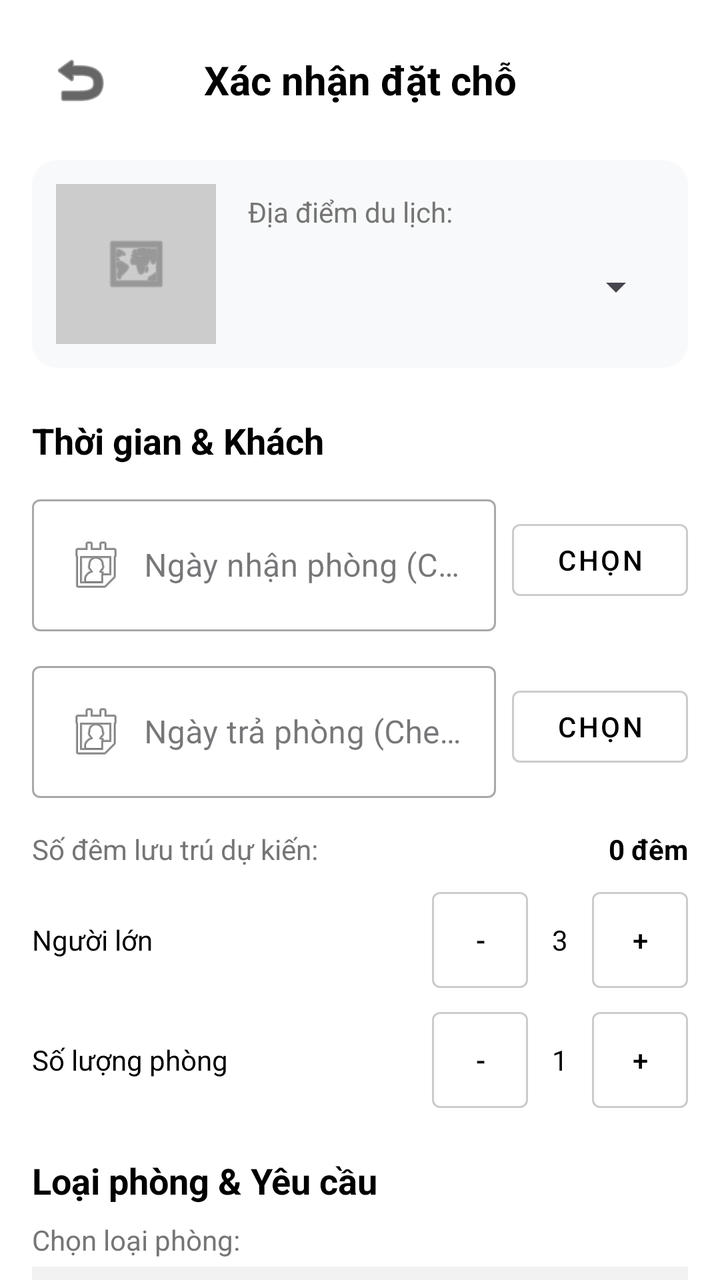
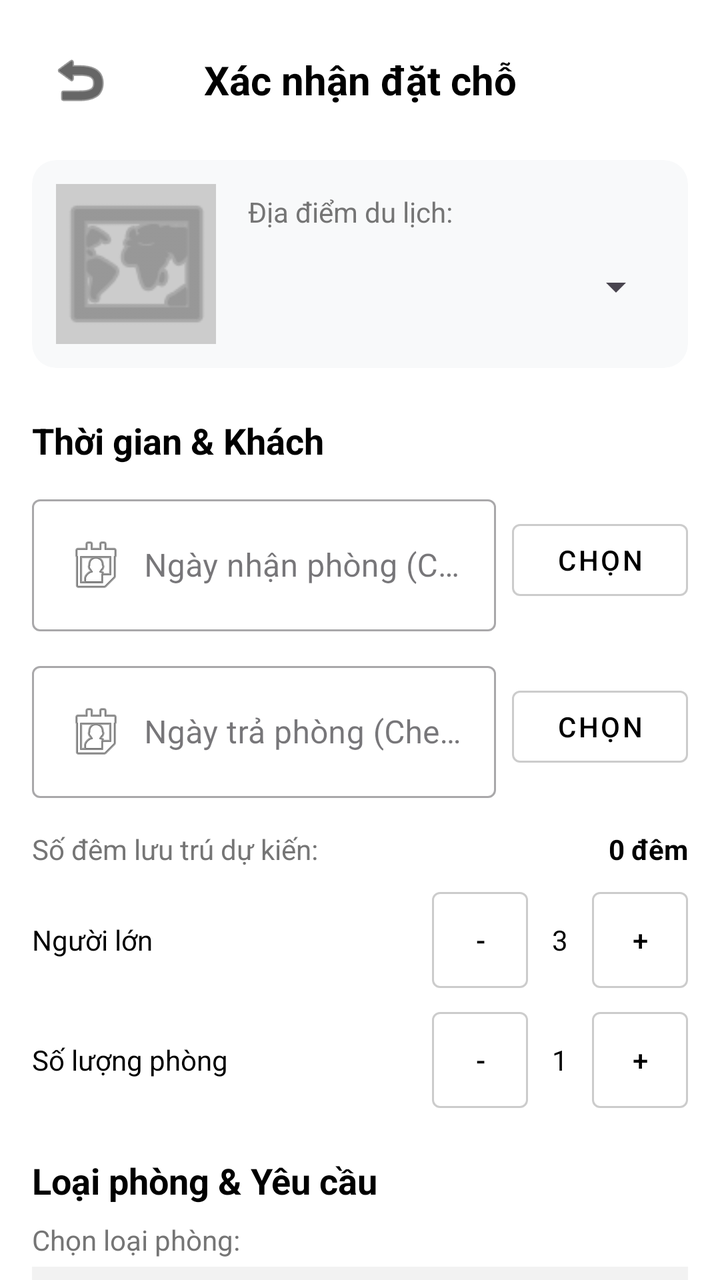

An Android layout rendered at two revisions. The XML below is the earlier revision; the diff shows what the commit changed to produce the second picture.
<!-- AndroidManifest.xml: application theme Theme.AppTravelReviewHelper -->
<!-- res/layout/activity_booking.xml -->
<?xml version="1.0" encoding="utf-8"?>
<androidx.core.widget.NestedScrollView xmlns:android="http://schemas.android.com/apk/res/android"
    xmlns:app="http://schemas.android.com/apk/res-auto"
    android:layout_width="match_parent"
    android:layout_height="match_parent"
    android:background="#FFFFFF">

    <LinearLayout
        android:layout_width="match_parent"
        android:layout_height="wrap_content"
        android:orientation="vertical"
        android:padding="16dp">

        
        <LinearLayout
            android:layout_width="match_parent"
            android:layout_height="wrap_content"
            android:gravity="center_vertical"
            android:orientation="horizontal"
            android:layout_marginBottom="16dp">

            <ImageButton
                android:id="@+id/btnBack"
                android:layout_width="48dp"
                android:layout_height="48dp"
                android:background="?attr/selectableItemBackgroundBorderless"
                android:src="@android:drawable/ic_menu_revert"
                app:tint="#000000" />

            <TextView
                android:id="@+id/tvHeaderTitle"
                android:layout_width="0dp"
                android:layout_height="wrap_content"
                android:layout_weight="1"
                android:text="Xác nhận đặt chỗ"
                android:textAlignment="center"
                android:textColor="#000000"
                android:textSize="20sp"
                android:textStyle="bold"
                android:layout_marginEnd="48dp"/>
        </LinearLayout>

        
        <androidx.cardview.widget.CardView
            android:layout_width="match_parent"
            android:layout_height="wrap_content"
            android:layout_marginBottom="24dp"
            app:cardBackgroundColor="#F8F9FA"
            app:cardCornerRadius="12dp"
            app:cardElevation="0dp">

            <LinearLayout
                android:layout_width="match_parent"
                android:layout_height="wrap_content"
                android:orientation="horizontal"
                android:padding="12dp">

                <ImageView
                    android:layout_width="80dp"
                    android:layout_height="80dp"
                    android:background="#CCCCCC"
                    android:src="@android:drawable/ic_menu_mapmode"
                    app:tint="#757575"
                    android:scaleType="centerInside" />

                <LinearLayout
                    android:layout_width="match_parent"
                    android:layout_height="wrap_content"
                    android:layout_gravity="center_vertical"
                    android:layout_marginStart="16dp"
                    android:orientation="vertical">

                    <TextView
                        android:layout_width="wrap_content"
                        android:layout_height="wrap_content"
                        android:text="Địa điểm du lịch:"
                        android:textColor="#757575"
                        android:textSize="14sp" />

                    
                    <Spinner
                        android:id="@+id/spinnerLocation"
                        android:layout_width="match_parent"
                        android:layout_height="48dp"
                        android:layout_marginTop="4dp" />
                </LinearLayout>
            </LinearLayout>
        </androidx.cardview.widget.CardView>

        
        <TextView
            android:layout_width="wrap_content"
            android:layout_height="wrap_content"
            android:layout_marginBottom="12dp"
            android:text="Thời gian &amp; Khách"
            android:textColor="#000000"
            android:textSize="18sp"
            android:textStyle="bold" />

        
        <LinearLayout
            android:layout_width="match_parent"
            android:layout_height="wrap_content"
            android:orientation="horizontal"
            android:gravity="center_vertical"
            android:layout_marginBottom="12dp">

            <com.google.android.material.textfield.TextInputLayout
                style="@style/Widget.MaterialComponents.TextInputLayout.OutlinedBox"
                android:layout_width="0dp"
                android:layout_height="wrap_content"
                android:layout_weight="1"
                android:hint="Ngày nhận phòng (Check-in)">

                <com.google.android.material.textfield.TextInputEditText
                    android:id="@+id/edtCheckIn"
                    android:layout_width="match_parent"
                    android:layout_height="wrap_content"
                    android:drawableStart="@android:drawable/ic_menu_my_calendar"
                    android:drawablePadding="8dp"
                    android:focusable="false"
                    android:inputType="none" />
            </com.google.android.material.textfield.TextInputLayout>

            <com.google.android.material.button.MaterialButton
                android:id="@+id/btnSelectCheckIn"
                style="@style/Widget.MaterialComponents.Button.OutlinedButton"
                android:layout_width="wrap_content"
                android:layout_height="wrap_content"
                android:layout_marginStart="8dp"
                android:text="Chọn"
                android:textColor="#000000"
                app:strokeColor="#CCCCCC" />
        </LinearLayout>

        
        <LinearLayout
            android:layout_width="match_parent"
            android:layout_height="wrap_content"
            android:orientation="horizontal"
            android:gravity="center_vertical"
            android:layout_marginBottom="16dp">

            <com.google.android.material.textfield.TextInputLayout
                style="@style/Widget.MaterialComponents.TextInputLayout.OutlinedBox"
                android:layout_width="0dp"
                android:layout_height="wrap_content"
                android:layout_weight="1"
                android:hint="Ngày trả phòng (Check-out)">

                <com.google.android.material.textfield.TextInputEditText
                    android:id="@+id/edtCheckOut"
                    android:layout_width="match_parent"
                    android:layout_height="wrap_content"
                    android:drawableStart="@android:drawable/ic_menu_my_calendar"
                    android:drawablePadding="8dp"
                    android:focusable="false"
                    android:inputType="none" />
            </com.google.android.material.textfield.TextInputLayout>

            <com.google.android.material.button.MaterialButton
                android:id="@+id/btnSelectCheckOut"
                style="@style/Widget.MaterialComponents.Button.OutlinedButton"
                android:layout_width="wrap_content"
                android:layout_height="wrap_content"
                android:layout_marginStart="8dp"
                android:text="Chọn"
                android:textColor="#000000"
                app:strokeColor="#CCCCCC" />
        </LinearLayout>

        
        <LinearLayout
            android:layout_width="match_parent"
            android:layout_height="wrap_content"
            android:gravity="center_vertical"
            android:layout_marginBottom="12dp"
            android:orientation="horizontal">

            <TextView
                android:layout_width="0dp"
                android:layout_weight="1"
                android:layout_height="wrap_content"
                android:text="Số đêm lưu trú dự kiến:"
                android:textColor="#757575" />

            <TextView
                android:id="@+id/tvNightCount"
                android:layout_width="wrap_content"
                android:layout_height="wrap_content"
                android:text="0 đêm"
                android:textStyle="bold"
                android:textColor="#000000" />
        </LinearLayout>

        
        <LinearLayout
            android:layout_width="match_parent"
            android:layout_height="wrap_content"
            android:gravity="center_vertical"
            android:layout_marginBottom="12dp"
            android:orientation="horizontal">

            <TextView
                android:layout_width="0dp"
                android:layout_weight="1"
                android:layout_height="wrap_content"
                android:text="Người lớn"
                android:textColor="#000000" />

            <com.google.android.material.button.MaterialButton
                android:id="@+id/btnMinusAdult"
                style="@style/Widget.MaterialComponents.Button.OutlinedButton"
                android:layout_width="48dp"
                android:layout_height="48dp"
                android:insetTop="0dp"
                android:insetBottom="0dp"
                android:text="-"
                android:textColor="#000000"
                app:strokeColor="#CCCCCC"/>

            <TextView
                android:id="@+id/tvAdultCount"
                android:layout_width="32dp"
                android:layout_height="wrap_content"
                android:text="3"
                android:textAlignment="center"
                android:textColor="#000000" />

            <com.google.android.material.button.MaterialButton
                android:id="@+id/btnPlusAdult"
                style="@style/Widget.MaterialComponents.Button.OutlinedButton"
                android:layout_width="48dp"
                android:layout_height="48dp"
                android:insetTop="0dp"
                android:insetBottom="0dp"
                android:text="+"
                android:textColor="#000000"
                app:strokeColor="#CCCCCC"/>
        </LinearLayout>

        
        <LinearLayout
            android:layout_width="match_parent"
            android:layout_height="wrap_content"
            android:gravity="center_vertical"
            android:layout_marginBottom="16dp"
            android:orientation="horizontal">

            <TextView
                android:layout_width="0dp"
                android:layout_weight="1"
                android:layout_height="wrap_content"
                android:text="Số lượng phòng"
                android:textColor="#000000" />

            <com.google.android.material.button.MaterialButton
                android:id="@+id/btnMinusRoom"
                style="@style/Widget.MaterialComponents.Button.OutlinedButton"
                android:layout_width="48dp"
                android:layout_height="48dp"
                android:insetTop="0dp"
                android:insetBottom="0dp"
                android:text="-"
                android:textColor="#000000"
                app:strokeColor="#CCCCCC"/>

            <TextView
                android:id="@+id/tvRoomCount"
                android:layout_width="32dp"
                android:layout_height="wrap_content"
                android:text="1"
                android:textAlignment="center"
                android:textColor="#000000" />

            <com.google.android.material.button.MaterialButton
                android:id="@+id/btnPlusRoom"
                style="@style/Widget.MaterialComponents.Button.OutlinedButton"
                android:layout_width="48dp"
                android:layout_height="48dp"
                android:insetTop="0dp"
                android:insetBottom="0dp"
                android:text="+"
                android:textColor="#000000"
                app:strokeColor="#CCCCCC"/>
        </LinearLayout>

        
        <TextView
            android:layout_width="wrap_content"
            android:layout_height="wrap_content"
            android:layout_marginTop="8dp"
            android:layout_marginBottom="8dp"
            android:text="Loại phòng &amp; Yêu cầu"
            android:textColor="#000000"
            android:textSize="18sp"
            android:textStyle="bold" />

        <TextView
            android:layout_width="wrap_content"
            android:layout_height="wrap_content"
            android:text="Chọn loại phòng:"
            android:layout_marginBottom="4dp"
            android:textColor="#757575" />

        
        <Spinner
            android:id="@+id/spinnerRoomType"
            android:layout_width="match_parent"
            android:layout_height="50dp"
            android:layout_marginBottom="12dp"
            android:background="#F2F2F2" />

        <com.google.android.material.textfield.TextInputLayout
            style="@style/Widget.MaterialComponents.TextInputLayout.OutlinedBox"
            android:layout_width="match_parent"
            android:layout_height="wrap_content"
            android:hint="Yêu cầu đặc biệt (Optional)">
            <com.google.android.material.textfield.TextInputEditText
                android:layout_width="match_parent"
                android:layout_height="100dp"
                android:gravity="top|start"
                android:inputType="textMultiLine" />
        </com.google.android.material.textfield.TextInputLayout>

        
        <TextView
            android:layout_width="wrap_content"
            android:layout_height="wrap_content"
            android:layout_marginTop="24dp"
            android:layout_marginBottom="12dp"
            android:text="Thanh toán &amp; Xác nhận"
            android:textColor="#000000"
            android:textSize="18sp"
            android:textStyle="bold" />

        
        <LinearLayout
            android:layout_width="match_parent"
            android:layout_height="wrap_content"
            android:background="#F2F2F2"
            android:orientation="vertical"
            android:padding="16dp"
            android:layout_marginBottom="16dp">

            <TextView
                android:layout_width="wrap_content"
                android:layout_height="wrap_content"
                android:text="Tóm tắt thanh toán"
                android:textColor="#000000"
                android:textStyle="bold"
                android:layout_marginBottom="8dp"/>

            <TextView
                android:layout_width="match_parent"
                android:layout_height="wrap_content"
                android:layout_marginTop="4dp"
                android:text="Đã bao gồm thuế và phí dịch vụ"
                android:textColor="#757575"/>

            <LinearLayout
                android:layout_width="match_parent"
                android:layout_height="wrap_content"
                android:orientation="horizontal"
                android:layout_marginTop="12dp">
                <TextView
                    android:layout_width="0dp"
                    android:layout_weight="1"
                    android:layout_height="wrap_content"
                    android:text="Tổng tiền:"
                    android:textColor="#000000"
                    android:textSize="16sp"
                    android:textStyle="bold" />
                
                <TextView
                    android:id="@+id/tvTotalPrice"
                    android:layout_width="wrap_content"
                    android:layout_height="wrap_content"
                    android:text="2.500.000 VND"
                    android:textColor="#D32F2F"
                    android:textSize="18sp"
                    android:textStyle="bold" />
            </LinearLayout>
        </LinearLayout>

        <TextView
            android:layout_width="wrap_content"
            android:layout_height="wrap_content"
            android:text="Phương thức thanh toán"
            android:textColor="#333333" />

        <RadioGroup
            android:id="@+id/rgPaymentMethod"
            android:layout_width="match_parent"
            android:layout_height="wrap_content"
            android:orientation="horizontal"
            android:layout_marginTop="8dp"
            android:layout_marginBottom="16dp">

            <RadioButton
                android:id="@+id/rbCreditCard"
                android:layout_width="wrap_content"
                android:layout_height="wrap_content"
                android:buttonTint="#1976D2"
                android:text="Thẻ tín dụng"
                android:checked="true"/>

            <RadioButton
                android:id="@+id/rbMoMo"
                android:layout_width="wrap_content"
                android:layout_height="wrap_content"
                android:layout_marginStart="24dp"
                android:text="Ví điện tử (MoMo)" />
        </RadioGroup>

        
        <LinearLayout
            android:id="@+id/panelCreditCard"
            android:layout_width="match_parent"
            android:layout_height="0dp"
            android:orientation="vertical"
            android:visibility="gone" />
        <LinearLayout
            android:id="@+id/panelMoMo"
            android:layout_width="match_parent"
            android:layout_height="0dp"
            android:orientation="vertical"
            android:visibility="gone" />

        
        <com.google.android.material.button.MaterialButton
            android:id="@+id/btnConfirmBooking"
            android:layout_width="match_parent"
            android:layout_height="56dp"
            android:layout_marginTop="16dp"
            android:layout_marginBottom="32dp"
            android:backgroundTint="#3B78C6"
            android:text="Xác nhận đặt chỗ"
            android:textAllCaps="false"
            android:textSize="16sp"
            app:cornerRadius="28dp" />

    </LinearLayout>
</androidx.core.widget.NestedScrollView>
<!-- resources referenced by this layout -->
<resources>
  <style name="Theme.AppTravelReviewHelper" parent="Base.Theme.AppTravelReviewHelper" />
  <style name="Base.Theme.AppTravelReviewHelper" parent="Theme.Material3.DayNight.NoActionBar">
          
          
      </style>
</resources>

<!-- the commit's change to res/layout/activity_booking.xml (unified diff, before → after) -->
@@ -56,12 +56,13 @@
                 android:padding="12dp">
 
                 <ImageView
+                    android:id="@+id/imgBookingLocation"
                     android:layout_width="80dp"
                     android:layout_height="80dp"
                     android:background="#CCCCCC"
                     android:src="@android:drawable/ic_menu_mapmode"
                     app:tint="#757575"
-                    android:scaleType="centerInside" />
+                    android:scaleType="centerCrop" />
 
                 <LinearLayout
                     android:layout_width="match_parent"
@@ -440,5 +441,63 @@
             android:textSize="16sp"
             app:cornerRadius="28dp" />
 
+        
+        <LinearLayout
+            android:id="@+id/layoutSuccess"
+            android:layout_width="match_parent"
+            android:layout_height="wrap_content"
+            android:orientation="vertical"
+            android:visibility="gone"
+            android:paddingBottom="40dp">
+
+            <androidx.cardview.widget.CardView
+                android:id="@+id/cardViewDetail"
+                android:layout_width="match_parent"
+                android:layout_height="wrap_content"
+                android:layout_marginBottom="16dp"
+                android:clickable="true"
+                android:focusable="true"
+                android:foreground="?attr/selectableItemBackground"
+                app:cardBackgroundColor="#E3F2FD"
+                app:cardCornerRadius="12dp"
+                app:cardElevation="2dp">
+
+                <LinearLayout
+                    android:layout_width="match_parent"
+                    android:layout_height="wrap_content"
+                    android:gravity="center_vertical"
+                    android:orientation="horizontal"
+                    android:padding="16dp">
+
+                    <ImageView
+                        android:layout_width="32dp"
+                        android:layout_height="32dp"
+                        android:src="@android:drawable/checkbox_on_background"
+                        app:tint="#1976D2" />
+
+                    <TextView
+                        android:id="@+id/tvSuccessMessage"
+                        android:layout_width="0dp"
+                        android:layout_height="wrap_content"
+                        android:layout_marginStart="12dp"
+                        android:layout_weight="1"
+                        android:text="Đã đặt chỗ: Phú Quốc - Bấm để xem chi tiết ->"
+                        android:textColor="#1976D2"
+                        android:textSize="14sp"
+                        android:textStyle="bold" />
+                </LinearLayout>
+            </androidx.cardview.widget.CardView>
+
+            <com.google.android.material.button.MaterialButton
+                android:id="@+id/btnNewBooking"
+                style="@style/Widget.MaterialComponents.Button.OutlinedButton"
+                android:layout_width="match_parent"
+                android:layout_height="56dp"
+                android:text="Đặt chỗ mới"
+                android:textColor="#3B78C6"
+                app:cornerRadius="28dp"
+                app:strokeColor="#3B78C6" />
+        </LinearLayout>
+
     </LinearLayout>
 </androidx.core.widget.NestedScrollView>
